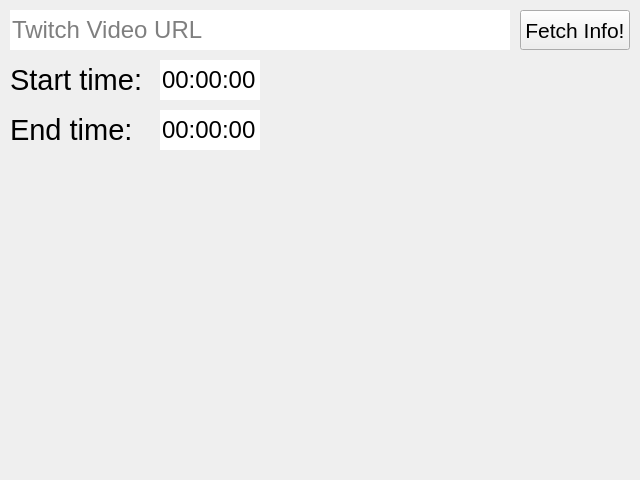
This is ui/vod.ui in Pixelsuft/twitch-keeper as Qt 5 draws it before an edit. The edited form follows.
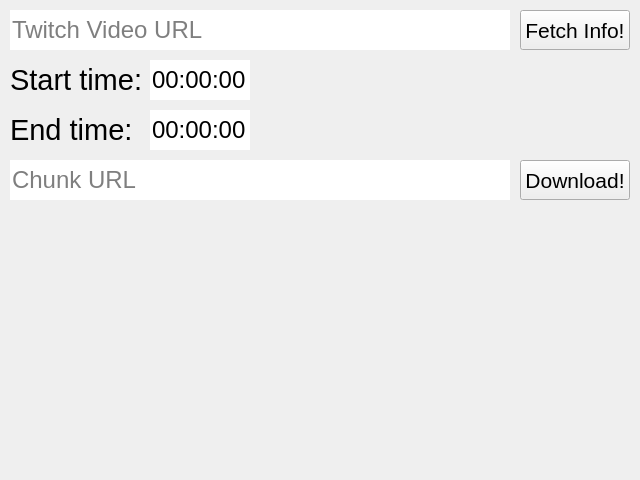
This is the edited form. Icons and pictures are not drawn.

The edit to the form file:
```diff
--- a/ui/vod.ui
+++ b/ui/vod.ui
@@ -68,7 +68,7 @@
    <widget class="QTimeEdit" name="startTime">
     <property name="geometry">
      <rect>
-      <x>160</x>
+      <x>150</x>
       <y>60</y>
       <width>100</width>
       <height>40</height>
@@ -92,7 +92,7 @@
    <widget class="QTimeEdit" name="endTime">
     <property name="geometry">
      <rect>
-      <x>160</x>
+      <x>150</x>
       <y>110</y>
       <width>100</width>
       <height>40</height>
@@ -139,6 +139,45 @@
      <string>End time:</string>
     </property>
    </widget>
+   <widget class="QLineEdit" name="chunkEdit">
+    <property name="geometry">
+     <rect>
+      <x>10</x>
+      <y>160</y>
+      <width>500</width>
+      <height>40</height>
+     </rect>
+    </property>
+    <property name="font">
+     <font>
+      <pointsize>18</pointsize>
+     </font>
+    </property>
+    <property name="frame">
+     <bool>false</bool>
+    </property>
+    <property name="placeholderText">
+     <string>Chunk URL</string>
+    </property>
+   </widget>
+   <widget class="QPushButton" name="downloadButton">
+    <property name="geometry">
+     <rect>
+      <x>520</x>
+      <y>160</y>
+      <width>110</width>
+      <height>40</height>
+     </rect>
+    </property>
+    <property name="font">
+     <font>
+      <pointsize>16</pointsize>
+     </font>
+    </property>
+    <property name="text">
+     <string>Download!</string>
+    </property>
+   </widget>
   </widget>
  </widget>
  <resources/>
```
